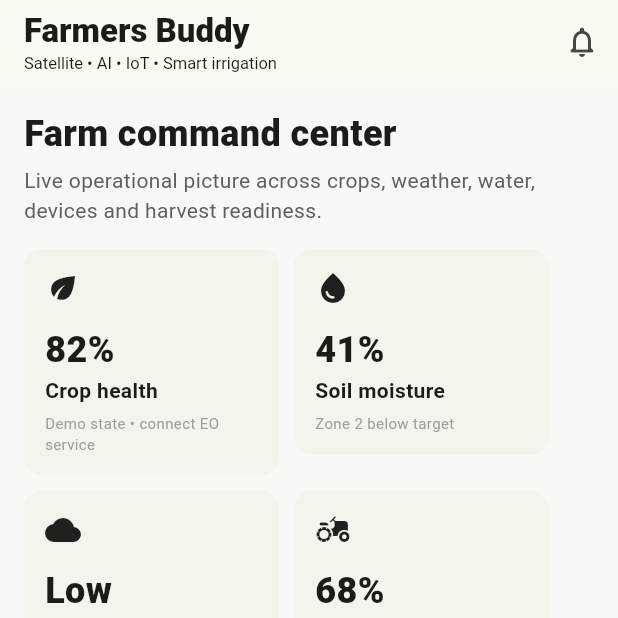
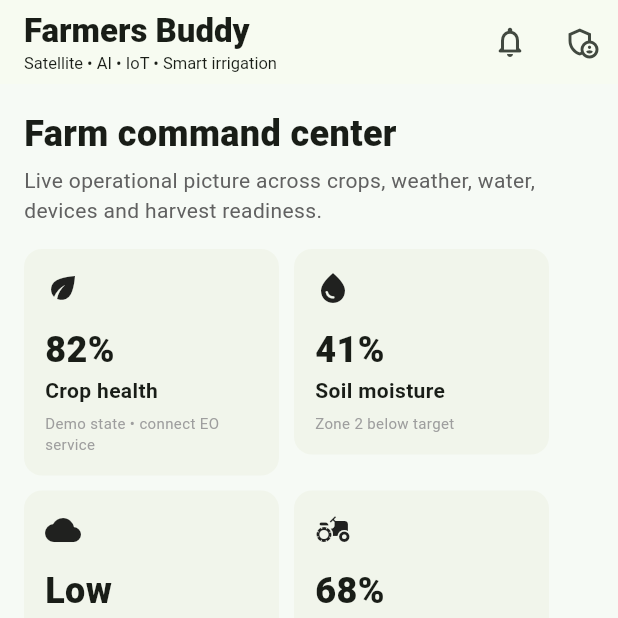
Before and after one commit to chrisndirangu54/Farmers-Buddy, a Flutter app: the screen it shows after launch, on a phone screen of 412 x 824 dp, the top half of it. Run offline on Flutter 3.47's test engine with Material 3 defaults, Android fonts, the phone set to English and light mode, and no system bars; our stand-ins replace cloud_firestore, cloud_functions, firebase_auth, firebase_core; accounts and stored records are empty.

Commit message:
Expose secure super admin dashboard

```diff
--- a/lib/main.dart
+++ b/lib/main.dart
@@ -1,6 +1,7 @@
 import 'package:flutter/material.dart';
 import 'package:firebase_core/firebase_core.dart';
 import 'rpg/live_rpg_page.dart';
+import 'admin/super_admin_page.dart';
 
 Future<void> main() async {
   WidgetsFlutterBinding.ensureInitialized();
@@ -54,6 +55,11 @@ class _FarmShellState extends State<FarmShell> {
         ]),
         actions: [
           IconButton(onPressed: () {}, icon: const Icon(Icons.notifications_none_rounded)),
+          IconButton(
+            tooltip: 'Super Admin',
+            onPressed: () => Navigator.of(context).push(MaterialPageRoute(builder: (_) => const SuperAdminGate())),
+            icon: const Icon(Icons.admin_panel_settings_outlined),
+          ),
         ],
       ),
       body: pages[index],
```
